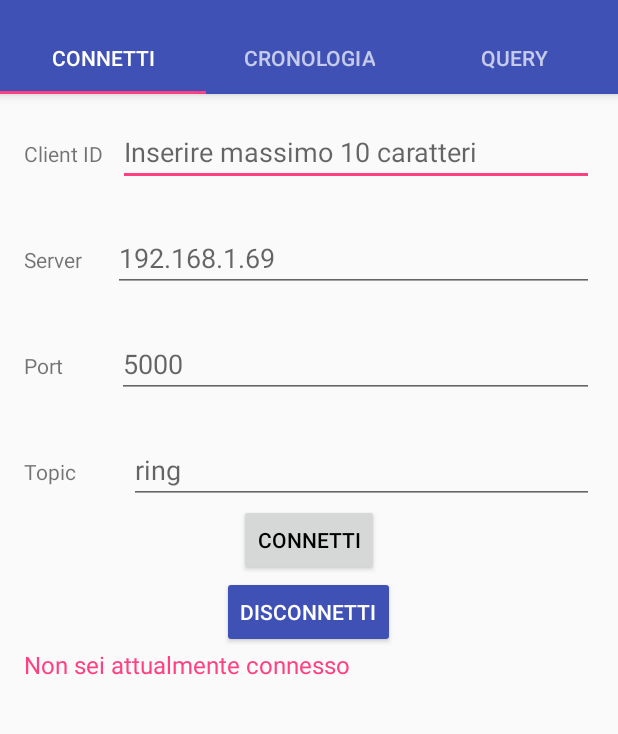
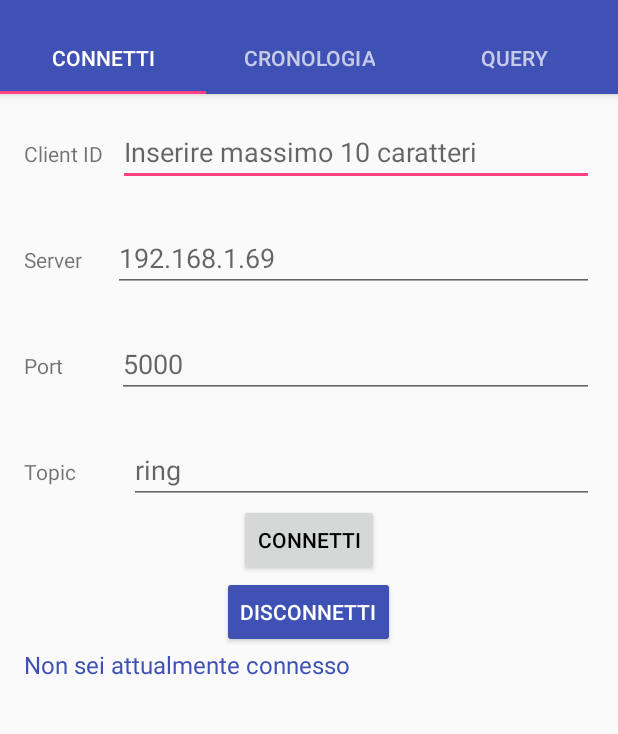
Before and after one commit to arizzi91/DoorBellIot, an Android app: the screen it shows after launch (MainActivity), after a tap on "DISCONNETTI", on a phone screen of 412 x 824 dp, the part 74-808 px from its top. Run offline under Robolectric (Android 15) with nearby library versions, the phone set to English and light mode, and no system bars; our stand-ins replace Picasso; libraries missing offline, so code that uses them is left out: com.github.paolorotolo.appintro, org.eclipse.paho; 2 statements that could not run were skipped.

Commit message:
bug fix textview

```diff
--- /dev/null
+++ b/app/src/main/java/com/example/angelo/doorbelliot/MyDataModel.java
@@ -0,0 +1,38 @@
+package com.example.angelo.doorbelliot;
+
+import java.util.Observable;
+
+/**
+ * Created by angelo on 14/06/17.
+ */
+
+public class MyDataModel extends Observable {
+    String myData;
+    static MyDataModel singleInstance;
+
+    private MyDataModel(){
+
+    }
+    // Singleton design pattern
+    // usando questo pattern, siamo sicuri di avere
+    // una sola istanza del nostro modello dati
+    // e lo rendiamo reperibile agli utilizzatori tramite un metodo che ritorna la sua istanza
+    public static MyDataModel getInstance(){
+        if(singleInstance==null){
+            singleInstance=new MyDataModel();
+        }
+        return singleInstance;
+    }
+
+    public String getMyData() {
+        return myData;
+    }
+
+    public void setMyData(String myData) {
+        this.myData=myData;
+        setChanged();
+        notifyObservers();
+        // ogni volta che i dati cambiano, gli osservanti vengono informati
+        // il metodo update verrà chiamato su di essi
+    }
+}
--- a/app/src/main/java/com/example/angelo/fragments/NewConnectionFragment.java
+++ b/app/src/main/java/com/example/angelo/fragments/NewConnectionFragment.java
@@ -12,16 +12,20 @@ import android.widget.EditText;
 import android.widget.TextView;
 import android.widget.Toast;
 
+import com.example.angelo.doorbelliot.MyDataModel;
 import com.example.angelo.servicemqtt.Connection;
 import com.example.angelo.doorbelliot.R;
 import com.example.angelo.doorbelliot.SharedPreferencesSingleton;
+
+import java.util.Observable;
+import java.util.Observer;
 
 
 /**
  *
  */
 
-public class NewConnectionFragment extends android.support.v4.app.Fragment {
+public class NewConnectionFragment extends android.support.v4.app.Fragment implements Observer{
     private EditText client, server, port, topic;
     private Button conn,disc;
     private TextView status;
@@ -30,6 +34,8 @@ public class NewConnectionFragment extends android.support.v4.app.Fragment {
     PassValues pass;
     private static final String TAG="NewConnectionFragment";
 
+    private MyDataModel dataModel;
+
 
 
     @Override
@@ -37,6 +43,10 @@ public class NewConnectionFragment extends android.support.v4.app.Fragment {
                              Bundle savedInstanceState) {
 
         View view= inflater.inflate(R.layout.new_connection, container, false);
+
+        dataModel=MyDataModel.getInstance();
+        dataModel.addObserver(this);
+
         status=(TextView)view.findViewById(R.id.status_connection);
         client=(EditText)view.findViewById(R.id.clientId);
         server=(EditText)view.findViewById(R.id.serverURI);
@@ -133,6 +143,20 @@ public class NewConnectionFragment extends android.support.v4.app.Fragment {
         pass=(PassValues)context;
     }
 
+    //set textview
+    @Override
+    public void update(Observable o, Object arg) {
+        if(o instanceof MyDataModel){
+            // in quanto potremmo avere piu modelli dati
+            // verifichiamo su quale modello è avvenuto un cambiamento dei dati
+            // prima di effettuare il cast
+
+            MyDataModel m=(MyDataModel)o;
+            status.setText(m.getMyData());
+            Log.d("dati status",m.getMyData());
+        }
+    }
+
     /**
      *Interface to pass values
      */
@@ -146,14 +170,14 @@ public class NewConnectionFragment extends android.support.v4.app.Fragment {
     private String updateStatus(){
         String statusConn="";
         if(SharedPreferencesSingleton.getBooleanPreferences(SharedPreferencesSingleton.STATUS,SharedPreferencesSingleton.STATUS_DEF)){
-            statusConn="Sei connesso al broker: "+SharedPreferencesSingleton.getStringPreferences(SharedPreferencesSingleton.SERVER,SharedPreferencesSingleton.SERVER_DEF)+
+            statusConn="Connesso al broker: "+SharedPreferencesSingleton.getStringPreferences(SharedPreferencesSingleton.SERVER,SharedPreferencesSingleton.SERVER_DEF)+
                     ".\nCon clientID: "+SharedPreferencesSingleton.getStringPreferences(SharedPreferencesSingleton.CLIENT,SharedPreferencesSingleton.CLIENT_DEF)+
                     ".\nSottoscritto al topic: "+SharedPreferencesSingleton.getStringPreferences(SharedPreferencesSingleton.TOPIC,SharedPreferencesSingleton.TOPIC_DEF);
 
-            status.setTextColor(getResources().getColor(R.color.colorPrimary));
+
         }else{
             statusConn=SharedPreferencesSingleton.MESS_STATUS_DEF;
-            status.setTextColor(getResources().getColor(R.color.colorAccent));
+
 
         }
         SharedPreferencesSingleton.setStringPreferences(SharedPreferencesSingleton.MESS_STATUS,statusConn);
--- a/app/src/main/java/com/example/angelo/servicemqtt/Connection.java
+++ b/app/src/main/java/com/example/angelo/servicemqtt/Connection.java
@@ -5,6 +5,7 @@ import android.content.Intent;
 import android.util.Log;
 import android.widget.Toast;
 
+import com.example.angelo.doorbelliot.MyDataModel;
 import com.example.angelo.doorbelliot.SharedPreferencesSingleton;
 
 import org.eclipse.paho.android.service.MqttAndroidClient;
@@ -27,6 +28,8 @@ public class Connection {
     private MqttAndroidClient androidClient=null;
     private Context context;
     private String clientName,serverName,topicName;
+
+    private MyDataModel dataModel= MyDataModel.getInstance();
 
     /**
      *
@@ -103,6 +106,8 @@ public class Connection {
                      */
                     Intent conn_intent= new Intent(context,MyMqttService.class);
                     context.stopService(conn_intent);
+                    //data model
+                    dataModel.setMyData(SharedPreferencesSingleton.MESS_STATUS_DEF);
                 }
             });
         } catch (MqttException e) {
@@ -124,10 +129,15 @@ public class Connection {
                 @Override
                 public void onSuccess(IMqttToken asyncActionToken) {
                     Log.d(TAG,"ok sottoscritto");
-                    Toast.makeText(context,"Sei connesso al broker: "+androidClient.getServerURI()+
+                    Toast.makeText(context,"Connesso al broker: "+androidClient.getServerURI()+
                                     ".\nCon clientID: "+androidClient.getClientId()+
                                     ".\nSottoscritto al topic: "+topicName,
                             Toast.LENGTH_LONG).show();
+                    //set data model
+                    dataModel.setMyData("Connesso al broker: "+androidClient.getServerURI()+
+                            ".\nCon clientID: "+androidClient.getClientId()+
+                            ".\nSottoscritto al topic: "+topicName);
+
                     SharedPreferencesSingleton.setBooleanPreferences(SharedPreferencesSingleton.STATUS,true);
 
                 }
@@ -159,6 +169,7 @@ public class Connection {
                     Log.d(TAG,"ok disconnesso");
                     Toast.makeText(context,"Sei disconnesso",Toast.LENGTH_LONG).show();
 
+                    dataModel.setMyData(SharedPreferencesSingleton.MESS_STATUS_DEF);
 
                 }
 
--- a/app/src/main/java/com/example/angelo/servicemqtt/MyMqttService.java
+++ b/app/src/main/java/com/example/angelo/servicemqtt/MyMqttService.java
@@ -9,6 +9,7 @@ import android.util.Log;
 import android.widget.Toast;
 
 
+import com.example.angelo.doorbelliot.MyDataModel;
 import com.example.angelo.doorbelliot.SharedPreferencesSingleton;
 
 import org.eclipse.paho.android.service.MqttAndroidClient;
@@ -29,6 +30,8 @@ public class MyMqttService extends Service{
     private static final String TAG="Service";
 
     private MqttAndroidClient androidClient;
+
+    private MyDataModel dataModel= MyDataModel.getInstance();
 
 
     @Nullable
@@ -120,6 +123,7 @@ public class MyMqttService extends Service{
                 getBaseContext().stopService(lost_intent);
                 SharedPreferencesSingleton.init(getBaseContext());
                 SharedPreferencesSingleton.setBooleanPreferences(SharedPreferencesSingleton.STATUS,false);
+                dataModel.setMyData(SharedPreferencesSingleton.MESS_STATUS_DEF);
                 Toast.makeText(getBaseContext(),"connessione persa",Toast.LENGTH_LONG).show();
             }
 
--- a/app/src/main/res/layout/new_connection.xml
+++ b/app/src/main/res/layout/new_connection.xml
@@ -116,7 +116,8 @@
         android:layout_width="match_parent"
         android:layout_height="wrap_content"
         android:id="@+id/status_connection"
-        android:textSize="16sp"/>
+        android:textSize="16sp"
+        android:textColor="@color/colorPrimary"/>
 
 
 </LinearLayout>
```
